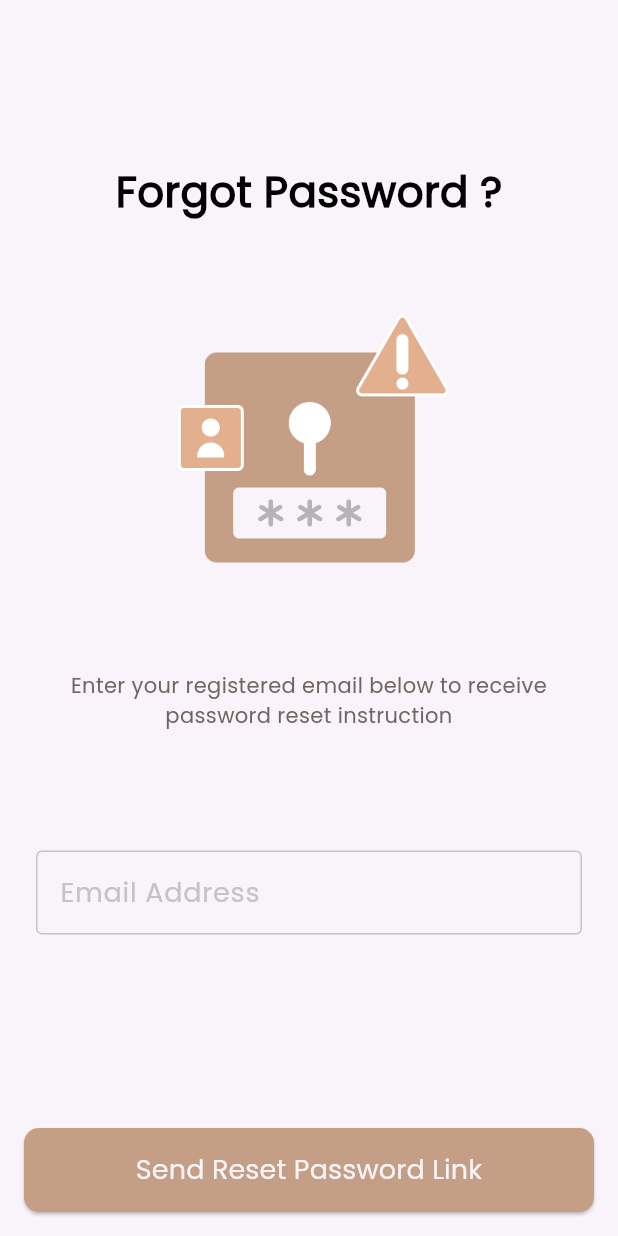
After one commit to KerollosMoheb/dalel, a Flutter app: the ForgotPasswordView screen opened by its route, on a phone screen of 412 x 824 dp. The commit adds this screen. Run offline on Flutter 3.47's test engine with Material 3 defaults, Android fonts, the phone set to English and light mode, and no system bars; our stand-ins replace firebase_auth, firebase_core, flutter_bloc, flutter_svg, fluttertoast, get_it and 3 more; accounts and stored records are empty.

Commit message:
Verify Email and Reset Password

```diff
--- a/lib/core/routes/app_router.dart
+++ b/lib/core/routes/app_router.dart
@@ -1,4 +1,5 @@
 import 'package:dalel/features/auth/presentation/auth_cubit/cubit/auth_cubit.dart';
+import 'package:dalel/features/auth/presentation/views/forgot_password_view.dart';
 import 'package:dalel/features/auth/presentation/views/sign_in_view.dart';
 import 'package:dalel/features/auth/presentation/views/sign_up_view.dart';
 import 'package:dalel/features/home/presentation/views/home_view.dart';
@@ -28,6 +29,13 @@ final GoRouter router = GoRouter(
         child: const SignInView(),
       ),
     ),
+    GoRoute(
+      path: "/forgetPassword",
+      builder: (context, state) => BlocProvider(
+        create: (context) => AuthCubit(),
+        child: const ForgotPasswordView(),
+      ),
+    ),
     GoRoute(path: "/home", builder: (context, state) => const HomeView()),
   ],
 );
--- a/lib/features/auth/presentation/auth_cubit/cubit/auth_state.dart
+++ b/lib/features/auth/presentation/auth_cubit/cubit/auth_state.dart
@@ -25,3 +25,13 @@ final class SignInFailureState extends AuthState {
 
   SignInFailureState({required this.errMessage});
 }
+
+final class ResetPasswordLoadingState extends AuthState {}
+
+final class ResetPasswordSuccessState extends AuthState {}
+
+final class ResetPasswordFailureState extends AuthState {
+  final String errMessage;
+
+  ResetPasswordFailureState({required this.errMessage});
+}
--- /dev/null
+++ b/lib/features/auth/presentation/views/forgot_password_view.dart
@@ -0,0 +1,30 @@
+import 'package:dalel/core/utils/app_strings.dart';
+import 'package:dalel/features/auth/presentation/widgets/custom_forgot_password_form.dart';
+import 'package:dalel/features/auth/presentation/widgets/forgot_password_image.dart';
+import 'package:dalel/features/auth/presentation/widgets/forgot_password_subtitle.dart';
+import 'package:dalel/features/auth/presentation/widgets/welcome_text_widget.dart';
+import 'package:flutter/material.dart';
+
+class ForgotPasswordView extends StatelessWidget {
+  const ForgotPasswordView({super.key});
+
+  @override
+  Widget build(BuildContext context) {
+    return Scaffold(
+      body: CustomScrollView(
+        slivers: [
+          SliverToBoxAdapter(child: SizedBox(height: 108)),
+          SliverToBoxAdapter(
+            child: WelcomeTextWidget(text: AppStrings.forgotPassword),
+          ),
+          SliverToBoxAdapter(child: SizedBox(height: 40)),
+          SliverToBoxAdapter(child: ForgotPasswordImage()),
+          SliverToBoxAdapter(child: SizedBox(height: 24)),
+          SliverToBoxAdapter(child: ForgotPasswordSubtitle()),
+          SliverToBoxAdapter(child: SizedBox(height: 48)),
+          SliverToBoxAdapter(child: CustomForgotPasswordForm()),
+        ],
+      ),
+    );
+  }
+}
--- /dev/null
+++ b/lib/features/auth/presentation/widgets/custom_forgot_password_form.dart
@@ -0,0 +1,59 @@
+import 'package:dalel/core/functions/custom_toast.dart';
+import 'package:dalel/core/functions/navigation.dart';
+import 'package:dalel/core/utils/app_colors.dart';
+import 'package:dalel/core/utils/app_strings.dart';
+import 'package:dalel/core/widgets/custom_btn.dart';
+import 'package:dalel/features/auth/presentation/auth_cubit/cubit/auth_cubit.dart';
+import 'package:dalel/features/auth/presentation/auth_cubit/cubit/auth_state.dart';
+import 'package:dalel/features/auth/presentation/widgets/custom_text_field.dart';
+import 'package:flutter/material.dart';
+import 'package:flutter_bloc/flutter_bloc.dart';
+
+class CustomForgotPasswordForm extends StatelessWidget {
+  const CustomForgotPasswordForm({super.key});
+
+  @override
+  Widget build(BuildContext context) {
+    return BlocConsumer<AuthCubit, AuthState>(
+      listener: (context, state) {
+        if (state is ResetPasswordSuccessState) {
+          showToast("Check your Email to Reset your Password");
+          customReplacementNavigate(context, "/signIn");
+        } else if (state is ResetPasswordFailureState) {
+          showToast(state.errMessage);
+        }
+      },
+      builder: (context, state) {
+        AuthCubit authCubit = BlocProvider.of<AuthCubit>(context);
+        return Padding(
+          padding: const EdgeInsets.symmetric(horizontal: 16),
+          child: Form(
+            key: authCubit.forgotPasswordFormKey,
+            child: Column(
+              children: [
+                CustomTextFormField(
+                  labelText: AppStrings.emailAddress,
+                  onChanged: (emailAddress) {
+                    authCubit.emailAddress = emailAddress;
+                  },
+                ),
+                SizedBox(height: 129),
+                state is ResetPasswordLoadingState
+                    ? CircularProgressIndicator(color: AppColors.primaryColor)
+                    : CustomBtn(
+                        text: AppStrings.sendResetPasswordLink,
+                        onPressed: () {
+                          if (authCubit.forgotPasswordFormKey.currentState!
+                              .validate()) {
+                            authCubit.resetPasswordWithLink();
+                          }
+                        },
+                      ),
+              ],
+            ),
+          ),
+        );
+      },
+    );
+  }
+}
--- a/lib/features/auth/presentation/widgets/custom_sign_up_form.dart
+++ b/lib/features/auth/presentation/widgets/custom_sign_up_form.dart
@@ -18,8 +18,8 @@ class CustomSignUpForm extends StatelessWidget {
     return BlocConsumer<AuthCubit, AuthState>(
       listener: (context, state) {
         if (state is SignUpSuccessState) {
-          showToast("Account Created Successfully");
-          customReplacementNavigate(context, "/home");
+          showToast("Verify your Email");
+          customReplacementNavigate(context, "/signIn");
         } else if (state is SignUpFailureState) {
           showToast(state.errMessage);
         }
@@ -78,7 +78,6 @@ class CustomSignUpForm extends StatelessWidget {
                         if (authCubit.termsAndConditionsCheckBoxValue == true) {
                           if (authCubit.signUpFormKey.currentState!
                               .validate()) {
-                            // authCubit.signUpFormKey.currentState!.save();
                             authCubit.signUpWithEmailAndPassword();
                           }
                         }
--- a/lib/features/auth/presentation/widgets/forget_password_text_widget.dart
+++ b/lib/features/auth/presentation/widgets/forget_password_text_widget.dart
@@ -10,7 +10,7 @@ class ForgetPasswordTextWidget extends StatelessWidget {
   Widget build(BuildContext context) {
     return GestureDetector(
       onTap: () {
-        customReplacementNavigate(context, "/path");
+        customReplacementNavigate(context, "/forgetPassword");
       },
       child: Align(
         alignment: AlignmentGeometry.centerRight,
--- /dev/null
+++ b/lib/features/auth/presentation/widgets/forgot_password_image.dart
@@ -0,0 +1,15 @@
+import 'package:dalel/core/utils/app_assets.dart';
+import 'package:flutter/material.dart';
+
+class ForgotPasswordImage extends StatelessWidget {
+  const ForgotPasswordImage({super.key});
+
+  @override
+  Widget build(BuildContext context) {
+    return SizedBox(
+      height: 235,
+      width: 235,
+      child: Image.asset(Assets.imagesForgetPassword),
+    );
+  }
+}
--- /dev/null
+++ b/lib/features/auth/presentation/widgets/forgot_password_subtitle.dart
@@ -0,0 +1,18 @@
+import 'package:dalel/core/utils/app_text_styles.dart';
+import 'package:flutter/material.dart';
+
+class ForgotPasswordSubtitle extends StatelessWidget {
+  const ForgotPasswordSubtitle({super.key});
+
+  @override
+  Widget build(BuildContext context) {
+    return Padding(
+      padding: const EdgeInsets.symmetric(horizontal: 34),
+      child: Text(
+        "Enter your registered email below to receive password reset instruction",
+        style: CustomTextStyles.poppins400style12.copyWith(fontSize: 14),
+        textAlign: TextAlign.center,
+      ),
+    );
+  }
+}
--- a/lib/features/splash/presentation/views/splash_view.dart
+++ b/lib/features/splash/presentation/views/splash_view.dart
@@ -21,7 +21,9 @@ class _SplashViewState extends State<SplashView> {
     if (isOnBoardingVisited == true) {
       FirebaseAuth.instance.currentUser == null
           ? delayedNavigate(context, "/signIn")
-          : delayedNavigate(context, "/home");
+          : FirebaseAuth.instance.currentUser!.emailVerified == true
+          ? delayedNavigate(context, "/home")
+          : delayedNavigate(context, "/signIn");
     } else {
       delayedNavigate(context, "/onBoarding");
     }
--- a/pubspec.yaml
+++ b/pubspec.yaml
@@ -28,6 +28,7 @@ environment:
 # the latest version available on pub.dev. To see which dependencies have newer
 # versions available, run `flutter pub outdated`.
 dependencies:
+  cloud_firestore: ^6.0.3
   cupertino_icons: ^1.0.8
   firebase_auth: ^6.1.1
   firebase_core: ^4.2.0
```
Also changed, not shown: lib/core/utils/app_strings.dart (+9 -57 lines), lib/features/auth/presentation/auth_cubit/cubit/auth_cubit.dart (+22 -2 lines), lib/features/auth/presentation/widgets/custom_sign_in_form.dart (+4 -3 lines), pubspec.lock, 3 other files.
